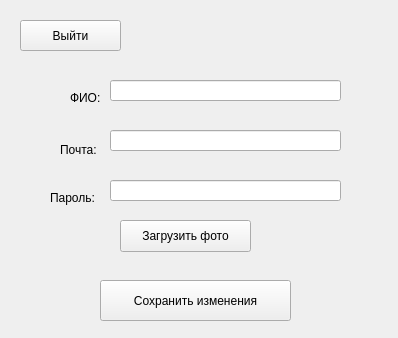
idvortsov05/Task-Manager, file client/http_client/ui/profile/Profile.ui: the form before one commit.
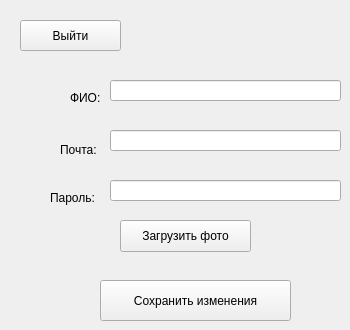
The form after the commit.

Patch:
```diff
--- a/client/http_client/ui/profile/Profile.ui
+++ b/client/http_client/ui/profile/Profile.ui
@@ -6,10 +6,22 @@
    <rect>
     <x>0</x>
     <y>0</y>
-    <width>398</width>
-    <height>338</height>
+    <width>350</width>
+    <height>330</height>
    </rect>
   </property>
+  <property name="minimumSize">
+   <size>
+    <width>350</width>
+    <height>330</height>
+   </size>
+  </property>
+  <property name="maximumSize">
+   <size>
+    <width>350</width>
+    <height>330</height>
+   </size>
+  </property>
   <property name="windowTitle">
    <string>Редактирование профиля</string>
   </property>
```
